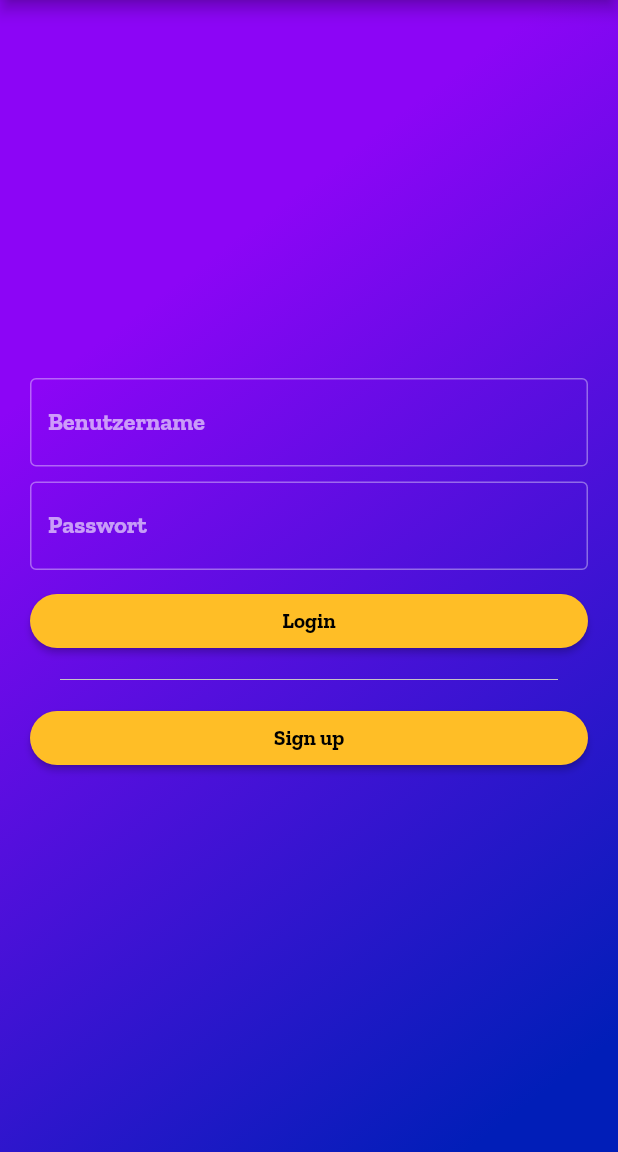
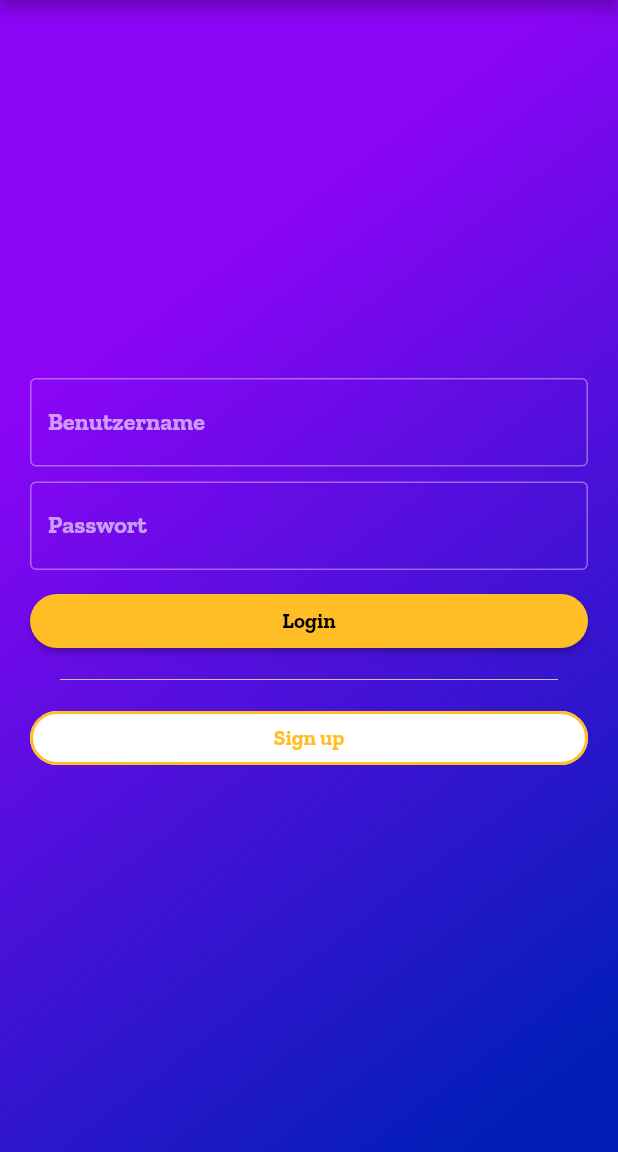
Before and after one commit to HSMA-Adeptus-Mechanicus/app, a Flutter app: the screen it shows after launch, on a phone screen of 412 x 824 dp, the part 84-1236 px from its top. Run offline on Flutter 3.47's test engine with Material 2 defaults, Android fonts, the phone set to English and light mode, and no system bars; our stand-ins replace get_storage; accounts and stored records are empty.

Commit message:
Adjuste login screen button and themes

```diff
--- a/lib/main.dart
+++ b/lib/main.dart
@@ -50,10 +50,7 @@ class App extends StatelessWidget {
         textTheme: const TextTheme(
           bodyMedium: TextStyle(
             fontSize: 19,
-            color: Colors.black,
           ),
-          titleLarge: TextStyle(color: Colors.black),
-          titleMedium: TextStyle(color: Colors.black),
         ),
         primaryTextTheme: const TextTheme(
           bodyText1: TextStyle(fontSize: 19),
@@ -73,13 +70,15 @@ class App extends StatelessWidget {
           style: ButtonStyle(
             shape: MaterialStateProperty.all(RoundedRectangleBorder(
                 borderRadius: BorderRadius.circular(50))),
-            side: MaterialStateProperty.all(BorderSide(
+            side: MaterialStateProperty.all(const BorderSide(
               color: Color.fromARGB(255, 255, 190, 38),
               style: BorderStyle.solid,
               width: 2,
             )),
+            // backgroundColor: MaterialStateProperty.all(Colors.white),
           ),
         ),
+        inputDecorationTheme: InputDecorationTheme(fillColor: Colors.red),
         cardColor: const Color.fromARGB(255, 142, 123, 255),
         indicatorColor: const Color.fromARGB(255, 255, 190, 38),
         highlightColor: const Color.fromARGB(255, 255, 190, 38),
--- a/lib/screens/login/login_screen.dart
+++ b/lib/screens/login/login_screen.dart
@@ -112,7 +112,10 @@ class _LoginWidgetState extends State<LoginWidget> {
                   indent: 20,
                   endIndent: 20,
                 ),
-                ElevatedButton(
+                OutlinedButton(
+                  style: OutlinedButton.styleFrom(
+                    backgroundColor: Colors.white,
+                  ),
                   onPressed: () async {
                     Navigator.push(
                       context,
--- a/lib/screens/settings/settings_screen.dart
+++ b/lib/screens/settings/settings_screen.dart
@@ -20,9 +20,9 @@ class SettingsScreen extends StatelessWidget {
           Expanded(
             child: Theme(
               data: Theme.of(context).copyWith(
-                textTheme: TextTheme(
-                  titleMedium: TextStyle(color: Colors.white),
-                  bodySmall: TextStyle(color: Colors.white.withAlpha(150)),
+                textTheme: Theme.of(context).textTheme.copyWith(
+                  titleMedium: Theme.of(context).textTheme.titleMedium?.copyWith(color: Colors.white, fontSize: 20),
+                  bodySmall: Theme.of(context).textTheme.bodySmall?.copyWith(color: Colors.white.withAlpha(150)),
                 ),
               ),
               child: ListView(
```
Also changed, not shown: lib/widgets/pages/ticket_list.dart (+8 -0 lines).
